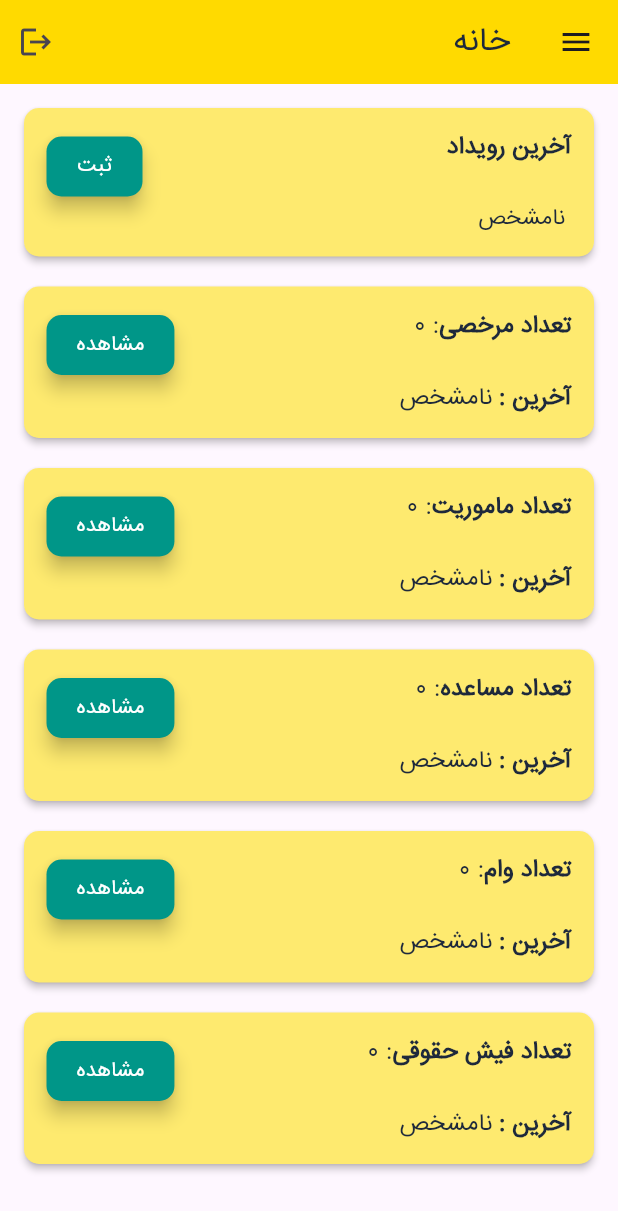
After one commit to aaminhashemi/android_bpms, a Flutter app: the Home screen opened by its route, in the side drawer, after a tap on "ثبت", on a phone screen of 412 x 824 dp. The commit adds this screen. Shown: the top 1211 px of the screen. Run offline on Flutter 3.47's test engine with Material 3 defaults, Android fonts, the phone set to English and light mode, and no system bars; our stand-ins replace geolocator, package_info_plus, shamsi_date, shared_preferences; missing offline and left inert: and, flutter_linear_datepicker, syncfusion_flutter_pdfviewer; accounts and stored records are empty; network calls fail; statements that could not run were skipped.

Commit message:
Update home screen

```diff
--- /dev/null
+++ b/lib/screens/home.dart
@@ -0,0 +1,430 @@
+import 'package:and/services/home_service.dart';
+import 'package:flutter/material.dart';
+import 'dart:convert';
+import 'package:http/http.dart' as http;
+import 'package:url_launcher/url_launcher.dart';
+import '../services/auth_service.dart';
+import '../utils/custom_notification.dart';
+import '../widgets/app_drawer.dart';
+import '../utils/consts.dart';
+import '../utils/custom_color.dart';
+import '../utils/exception_consts.dart';
+
+void main() {
+  runApp(MyApp());
+}
+
+class MyApp extends StatelessWidget {
+  @override
+  Widget build(BuildContext context) {
+    return MaterialApp(
+      title: 'Personnel List App',
+      theme: ThemeData(
+        primarySwatch: Colors.blue,
+      ),
+      home: Home(),
+    );
+  }
+}
+
+class Home extends StatefulWidget {
+  @override
+  _HomeState createState() => _HomeState();
+}
+
+class _HomeState extends State<Home> {
+  final AuthService authService = AuthService('https://afkhambpms.ir/api1');
+  final HomeService homeService = HomeService('https://afkhambpms.ir/api1');
+  bool isLoading = false;
+  late int assistanceCount;
+  late int payslipCount;
+  late int loanCount;
+  late int missionCount;
+  late int leavingCount;
+
+  late String lastAssistance;
+  late String lastPayslip;
+  late String lastLoan;
+  late String lastMission;
+  late String lastLeaving;
+  late String lastAction;
+
+  List<dynamic> personnelList = [];
+
+  @override
+  void initState() {
+    super.initState();
+    statistics();
+  }
+
+  void statistics() async {
+    setState(() {
+      isLoading = true;
+    });
+    try {
+      final homeResponse = await homeService.getStatistics();
+      print(homeResponse);
+      if (homeResponse['status'] == 'successful') {
+        setState(() {
+          assistanceCount = homeResponse['assistance'];
+          payslipCount = homeResponse['payslip'];
+          loanCount = homeResponse['loan'];
+          missionCount = homeResponse['mission'];
+          leavingCount = homeResponse['leaving'];
+
+          lastAction = homeResponse['action'];
+          lastAssistance = homeResponse['last_assistance'];
+          lastPayslip = homeResponse['last_payslip'];
+          lastLoan = homeResponse['last_loan'];
+          lastMission = homeResponse['last_mission'];
+          lastLeaving = homeResponse['last_leaving'];
+          isLoading = false;
+        });
+      } else {
+        CustomNotification.show(
+            context, 'ناموفق', Exception_consts.incorrectCredentials, '');
+        setState(() {
+          assistanceCount = 0;
+          payslipCount = 0;
+          loanCount = 0;
+          missionCount = 0;
+          leavingCount = 0;
+          lastAssistance = 'نامشخص';
+          lastPayslip = 'نامشخص';
+          lastAction = 'نامشخص';
+          lastLoan = 'نامشخص';
+          lastMission = 'نامشخص';
+          lastLeaving = 'نامشخص';
+          isLoading = false;
+        });
+      }
+    } catch (e) {
+      CustomNotification.show(context, 'ناموفق',
+          'خطا در برقراری ارتباط، اتصال به اینترنت را بررسی نمایید.', '');
+      setState(() {
+        assistanceCount = 0;
+        payslipCount = 0;
+        loanCount = 0;
+        missionCount = 0;
+        leavingCount = 0;
+        lastAssistance = 'نامشخص';
+        lastPayslip = 'نامشخص';
+        lastLoan = 'نامشخص';
+        lastAction = 'نامشخص';
+        lastMission = 'نامشخص';
+        lastLeaving = 'نامشخص';
+        isLoading = false;
+      });
+    } finally {
+      setState(() {
+        isLoading = false;
+      });
+    }
+  }
+
+/*  Future<void> fetchData() async {
+    final response = await http
+        .get(Uri.parse('https://afkhambpms.ir/api1/personnels'), headers: {
+      'Accept': 'application/json',
+      'Content-Type': 'application/x-www-form-urlencoded',
+    });
+
+    if (response.statusCode == 200) {
+      setState(() {
+        personnelList = json.decode(response.body);
+      });
+    } else {
+      throw Exception(Exception_consts.dataFetchError);
+    }
+  }*/
+
+  void _logout(BuildContext context) async {
+    await authService.logout();
+    Navigator.pushReplacementNamed(context, '/login');
+  }
+
+  @override
+  Widget build(BuildContext context) {
+    return Scaffold(
+        appBar: AppBar(
+          title: Text('خانه', style: TextStyle(color: CustomColor.textColor)),
+          actions: [
+            IconButton(
+              icon: Icon(Icons.logout),
+              onPressed: () => _logout(context),
+            ),
+          ],
+        ),
+        drawer: AppDrawer(),
+        body: isLoading
+            ? Center(
+                child: CircularProgressIndicator(),
+              )
+            : SingleChildScrollView(
+                child: Padding(
+                    padding: const EdgeInsets.all(16.0),
+                    child: Column(
+                      children: [
+                        Card(
+                            color: CustomColor.cardColor,
+                            elevation: 2,
+                            margin: EdgeInsets.only(bottom: 20),
+                            shape: RoundedRectangleBorder(
+                              borderRadius: BorderRadius.circular(10.0),
+                            ),
+                            child: Padding(
+                                padding: const EdgeInsets.all(15.0),
+                                child: Column(children: [
+                                  Row(
+                                    crossAxisAlignment:
+                                        CrossAxisAlignment.start,
+                                    children: [
+                                      Text(
+                                        'آخرین رویداد',
+                                        style: TextStyle(
+                                          fontSize: 16,
+                                          fontWeight: FontWeight.bold,color: CustomColor.textColor
+                                        ),
+                                      ),
+                                      Spacer(),
+                                      ElevatedButton(
+                                        onPressed: () {
+                                          Navigator.pushReplacementNamed(
+                                              context, '/loc');
+                                        },
+                                        child: Text('ثبت'),
+                                        style: ElevatedButton.styleFrom(
+                                        primary: Colors.teal, // Background color of the button
+                                        onPrimary: Colors.white, // Text color on the button
+                                        elevation: 5, // Elevation of the button
+                                        shape: RoundedRectangleBorder(
+                                          borderRadius: BorderRadius.circular(10.0), // Rounded corners
+                                        ),
+                                        padding: EdgeInsets.symmetric(vertical: 10, horizontal: 20), // Button padding
+                                      ),
+                                      ),
+                                    ],
+                                  ),
+                                  Row(
+                                    crossAxisAlignment:
+                                        CrossAxisAlignment.start,
+                                    children: [
+                                      SizedBox(height: 5),
+                                      Text(
+                                        ' ${lastAction}',
+                                        style: TextStyle(
+                                          fontSize: 15,
+                                          color: CustomColor.textColor,
+                                        ),
+                                      ),
+                                    ],
+                                  ),
+                                ]))),
+                        _buildCard('تعداد مرخصی', 'leave-request', leavingCount,
+                            lastLeaving),
+                        _buildCard('تعداد ماموریت', 'mission-request',
+                            missionCount, lastMission),
+                        _buildCard('تعداد مساعده', 'assistance',
+                            assistanceCount, lastAssistance),
+                        _buildCard('تعداد وام', 'loan', loanCount, lastLoan),
+                        _buildCard('تعداد فیش حقوقی', 'payslip', payslipCount,
+                            lastPayslip),
+                      ],
+                    ))));
+  }
+
+  Widget _buildCard(String title, String route, int count, String last) {
+    return Card(
+      elevation: 2,
+      margin: EdgeInsets.only(bottom: 20),
+      color: CustomColor.cardColor,
+      shape: RoundedRectangleBorder(
+        borderRadius: BorderRadius.circular(10.0),
+      ),
+      child: Padding(
+        padding: const EdgeInsets.all(15.0),
+        child: Column(
+          children: [
+            Row(
+              crossAxisAlignment: CrossAxisAlignment.start,
+              children: [
+                Text(
+                  title,
+                  style: TextStyle(
+                    fontSize: 16,
+                    fontWeight: FontWeight.bold,color: CustomColor.textColor
+                  ),
+                ),
+                SizedBox(height: 5),
+                Text(
+                  ': $count',
+                  style: TextStyle(
+                    fontSize: 16,
+                    color: CustomColor.textColor
+                  ),
+                ),
+                Spacer(),
+                ElevatedButton(
+                  onPressed: () {
+                    Navigator.pushReplacementNamed(context, '/${route}');
+                  },
+                  child: Text('مشاهده'),style: ElevatedButton.styleFrom(
+                  primary: Colors.teal, // Background color of the button
+                  onPrimary: Colors.white, // Text color on the button
+                  elevation: 5, // Elevation of the button
+                  shape: RoundedRectangleBorder(
+                    borderRadius: BorderRadius.circular(10.0), // Rounded corners
+                  ),
+                  padding: EdgeInsets.symmetric(vertical: 10, horizontal: 20), // Button padding
+                ),
+                ),
+              ],
+            ),
+            Row(
+              crossAxisAlignment: CrossAxisAlignment.start,
+              children: [
+                Text(
+                  'آخرین :',
+                  style: TextStyle(
+                    fontSize: 16,
+                    fontWeight: FontWeight.bold,color: CustomColor.textColor
+                  ),
+                ),
+                SizedBox(height: 5),
+                Text(
+                  ' $last',
+                  style: TextStyle(
+                    fontSize: 16,
+                      color: CustomColor.textColor
+                  ),
+                ),
+              ],
+            )
+          ],
+        ),
+      ),
+    );
+  }
+}
+
+class PersonnelDetails extends StatelessWidget {
+  final dynamic personnel;
+
+  PersonnelDetails(this.personnel);
+
+  _launchPhoneDialer(String phoneNumber) async {
+    final url = 'tel:$phoneNumber';
+    if (await canLaunch(url)) {
+      await launch(url);
+    } else {
+      throw 'Could not launch $url';
+    }
+  }
+
+  @override
+  Widget build(BuildContext context) {
+    return Scaffold(
+      appBar: AppBar(
+        title: Text(personnel['fullname'],
+            style: TextStyle(color: CustomColor.textColor)),
+      ),
+      body: SingleChildScrollView(
+        child: Column(
+          crossAxisAlignment: CrossAxisAlignment.stretch,
+          children: [
+            Card(
+              elevation: 4.0,
+              color: (personnel['is_verified'])
+                  ? CustomColor.cardColor
+                  : CustomColor.emptyListColor,
+              margin: EdgeInsets.all(16.0),
+              child: Padding(
+                padding: const EdgeInsets.all(16.0),
+                child: Column(
+                  children: [
+                    CircleAvatar(
+                      backgroundImage: personnel['image_id'] != null
+                          ? NetworkImage(
+                                  'https://afkhambpms.ir/api1/files/show/${personnel['image_id']}')
+                              as ImageProvider
+                          : AssetImage('assets/default_avatar.png')
+                              as ImageProvider,
+                      radius: 60.0,
+                    ),
+                    SizedBox(height: 16.0),
+                    Text(
+                      '${personnel['prefix_name']} ${personnel['first_name']} ${personnel['last_name']}',
+                      style: TextStyle(
+                        fontWeight: FontWeight.bold,
+                        fontSize: 24.0,
+                      ),
+                    ),
+                    SizedBox(height: 8.0),
+                  ],
+                ),
+              ),
+            ),
+            ListTile(
+              title: Text(Consts.personnelEmail),
+              subtitle: Text((personnel['email'] != null)
+                  ? personnel['email']
+                  : 'ثبت نشده'),
+              leading: Icon(Icons.email),
+            ),
+            ListTile(
+              title: Text(Consts.personnelPhone),
+              subtitle: Text(personnel['phone']),
+              leading: Icon(Icons.phone),
+              onTap: () {
+                _launchPhoneDialer(personnel['mobile']);
+              },
+            ),
+            ListTile(
+              title: Text(Consts.personnelMobile),
+              subtitle: Text(personnel['mobile']),
+              leading: Icon(Icons.phone_android),
+              onTap: () {
+                _launchPhoneDialer(personnel['mobile']);
+              },
+            ),
+            ListTile(
+              title: Text(Consts.personnelEmergencyPhone),
+              subtitle: Text(personnel['emergency_phone']),
+              leading: Icon(Icons.local_hospital),
+              onTap: () {
+                _launchPhoneDialer(personnel['mobile']);
+              },
+            ),
+            Divider(),
+            ListTile(
+              title: Text(Consts.personnelBirthDate),
+              subtitle: Text(personnel['birth_date']),
+              leading: Icon(Icons.cake),
+            ),
+            ListTile(
+              title: Text(Consts.personnelAddress),
+              subtitle: Text(personnel['address']),
+              leading: Icon(Icons.home),
+            ),
+            ListTile(
+              title: Text(Consts.personnelEducationalDegree),
+              subtitle: Text(personnel['education_degree']),
+              leading: Icon(Icons.school),
+            ),
+            ListTile(
+              title: Text(Consts.personnelMaritalStatus),
+              subtitle:
+                  Text(personnel['marital_status'] == "0" ? 'مجرد' : 'متاهل'),
+              leading: Icon(Icons.favorite),
+            ),
+            ListTile(
+              title: Text(Consts.personnelChildren),
+              subtitle: Text(personnel['children']),
+              leading: Icon(Icons.child_care),
+            ),
+          ],
+        ),
+      ),
+    );
+  }
+}
--- /dev/null
+++ b/lib/services/home_service.dart
@@ -0,0 +1,22 @@
+import 'dart:convert';
+import 'dart:io';
+import 'dart:typed_data';
+import 'package:http/http.dart' as http;
+import './auth_service.dart';
+
+class HomeService{
+  final String baseUrl;
+  HomeService(this.baseUrl);
+  final AuthService authService = AuthService('https://afkhambpms.ir/api1');
+
+  Future<Map<String, dynamic>> getStatistics() async {
+    final token = await authService.getToken();
+
+    final response = await http.get(Uri.parse('$baseUrl/get-statistics'), headers: {
+      'Authorization': 'Bearer $token',
+      'Accept': 'application/json',
+      'Content-Type': 'application/x-www-form-urlencoded',
+    });
+    return json.decode(response.body);
+  }
+}
```
Also changed, not shown: lib/main.dart (+14 -11 lines), lib/screens/personnel.dart (deleted, +0 -262 lines).
